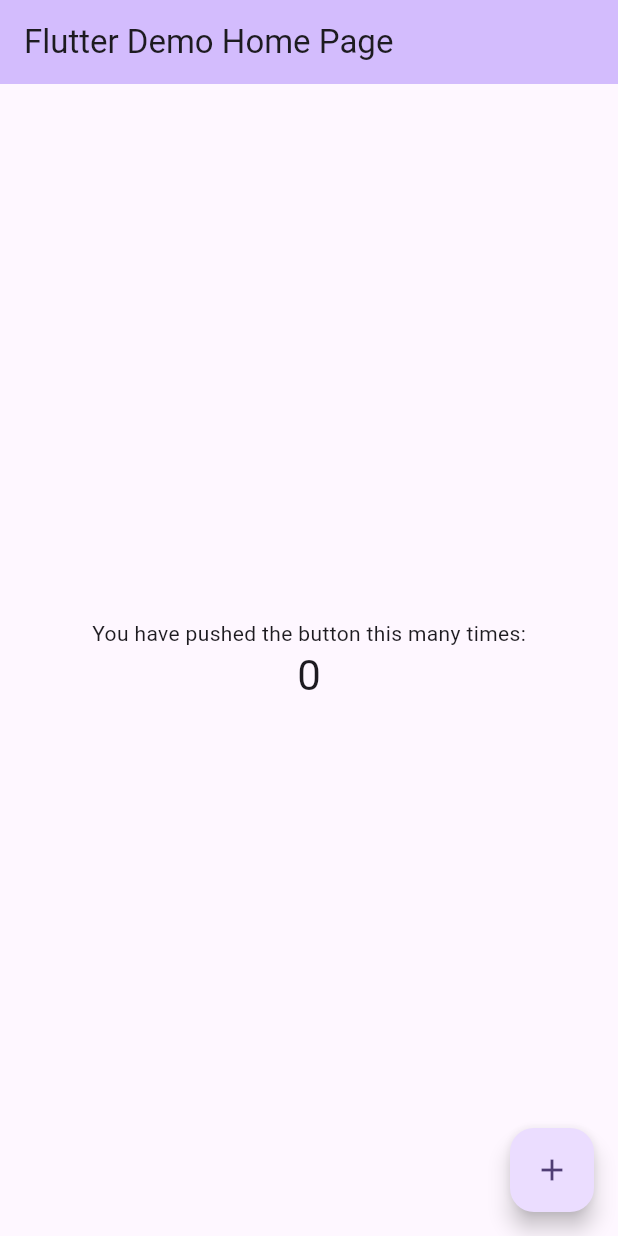
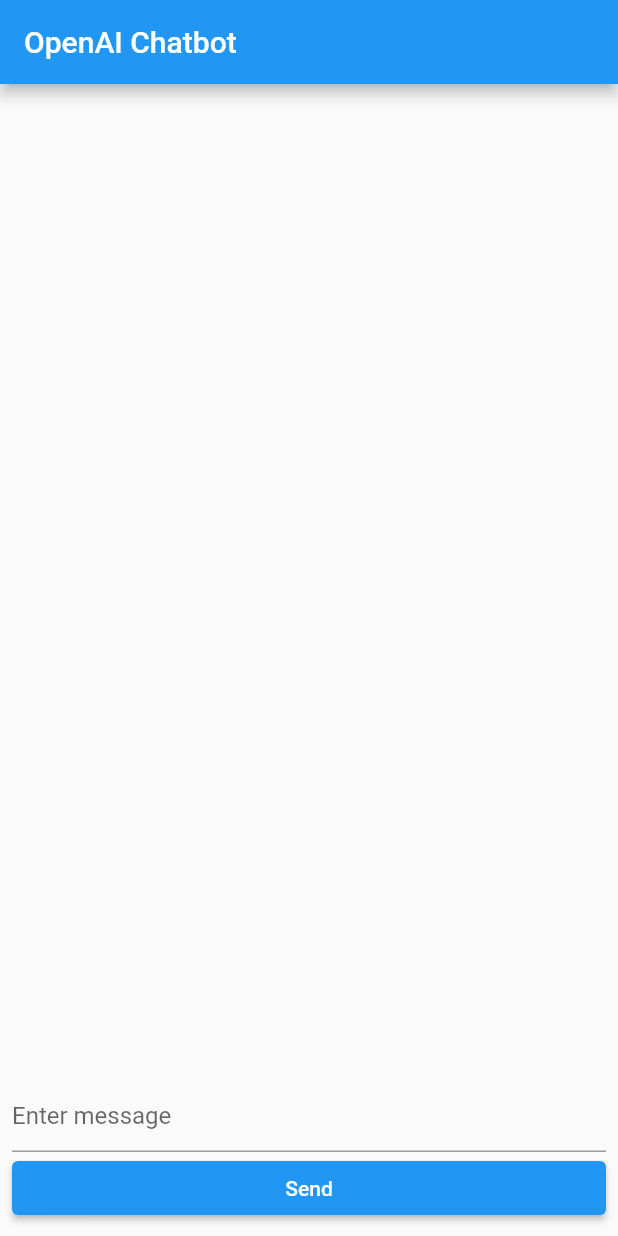
Before and after one commit to pivotCosmos/hooha, a Flutter app: the screen it shows after launch, on a phone screen of 412 x 824 dp. Run offline on Flutter 3.47's test engine with Material 2 defaults, Android fonts, the phone set to English and light mode, and no system bars; our stand-ins replace flutter_dotenv.

Commit message:
chatGPT 테스트

```diff
--- a/lib/main.dart
+++ b/lib/main.dart
@@ -1,125 +1,141 @@
+import 'dart:convert';
 import 'package:flutter/material.dart';
+import 'package:http/http.dart' as http;
+import 'package:flutter_dotenv/flutter_dotenv.dart';
 
-void main() {
+// ignore: non_constant_identifier_names
+String OPENAI_API_KEY = dotenv.env['OPEN_AI_API_KEY']!;
+// ignore: constant_identifier_names
+const String MODEL_ID = 'text-davinci-003';
+
+void main() async {
+  await dotenv.load(fileName: '.env');
   runApp(const MyApp());
 }
 
 class MyApp extends StatelessWidget {
-  const MyApp({super.key});
-
-  // This widget is the root of your application.
+  const MyApp({Key? key}) : super(key: key);
   @override
   Widget build(BuildContext context) {
     return MaterialApp(
-      title: 'Flutter Demo',
+      title: 'OpenAI Chatbot',
       theme: ThemeData(
-        // This is the theme of your application.
-        //
-        // TRY THIS: Try running your application with "flutter run". You'll see
-        // the application has a blue toolbar. Then, without quitting the app,
-        // try changing the seedColor in the colorScheme below to Colors.green
-        // and then invoke "hot reload" (save your changes or press the "hot
-        // reload" button in a Flutter-supported IDE, or press "r" if you used
-        // the command line to start the app).
-        //
-        // Notice that the counter didn't reset back to zero; the application
-        // state is not lost during the reload. To reset the state, use hot
-        // restart instead.
-        //
-        // This works for code too, not just values: Most code changes can be
-        // tested with just a hot reload.
-        colorScheme: ColorScheme.fromSeed(seedColor: Colors.deepPurple),
-        useMaterial3: true,
+        primarySwatch: Colors.blue,
+        visualDensity: VisualDensity.adaptivePlatformDensity,
       ),
-      home: const MyHomePage(title: 'Flutter Demo Home Page'),
+      home: const MyHomePage(title: 'OpenAI Chatbot'),
     );
   }
 }
 
 class MyHomePage extends StatefulWidget {
-  const MyHomePage({super.key, required this.title});
-
-  // This widget is the home page of your application. It is stateful, meaning
-  // that it has a State object (defined below) that contains fields that affect
-  // how it looks.
-
-  // This class is the configuration for the state. It holds the values (in this
-  // case the title) provided by the parent (in this case the App widget) and
-  // used by the build method of the State. Fields in a Widget subclass are
-  // always marked "final".
+  const MyHomePage({Key? key, required this.title}) : super(key: key);
 
   final String title;
 
   @override
-  State<MyHomePage> createState() => _MyHomePageState();
+  // ignore: library_private_types_in_public_api
+  _MyHomePageState createState() => _MyHomePageState();
 }
 
 class _MyHomePageState extends State<MyHomePage> {
-  int _counter = 0;
+  final _textController = TextEditingController();
+  final _messages = <String>[];
 
-  void _incrementCounter() {
+  void _addMessage(String message) {
     setState(() {
-      // This call to setState tells the Flutter framework that something has
-      // changed in this State, which causes it to rerun the build method below
-      // so that the display can reflect the updated values. If we changed
-      // _counter without calling setState(), then the build method would not be
-      // called again, and so nothing would appear to happen.
-      _counter++;
+      _messages.add(message);
     });
+  }
+
+  Future<String> _getAIResponse(String message) async {
+    final response = await http.post(
+      Uri.parse('https://api.openai.com/v1/engines/$MODEL_ID/completions'),
+
+      // Uri.parse('https://api.openai.com/v1/completions'),
+      // Uri.parse('https://api.openai.com/v1/engines/'),
+
+      headers: {
+        'Authorization': 'Bearer $OPENAI_API_KEY',
+        'Content-Type': 'application/json',
+        "model": "text-davinci-003"
+      },
+      body: jsonEncode({
+        'prompt': message,
+        'max_tokens': 1000,
+        'temperature': 0.5,
+        // 'n': 1,
+        // 'stream': false,
+        // 'stop': 'n',
+      }),
+    );
+
+    if (response.statusCode == 200) {
+      final data = jsonDecode(utf8.decode(response.bodyBytes));
+      // ignore: avoid_print
+      print(data);
+      return data['choices'][0]['text'].toString();
+    } else {
+      throw Exception('Failed to generate text');
+    }
+  }
+
+  Future<void> _sendMessage() async {
+    final message = _textController.text.trim();
+    _textController.clear();
+
+    if (message.isNotEmpty) {
+      _addMessage(message);
+
+      try {
+        final aiResponse = await _getAIResponse(message);
+        _addMessage(aiResponse);
+      } catch (e) {
+        _addMessage('Error: ${e.toString()}');
+      }
+    }
   }
 
   @override
   Widget build(BuildContext context) {
-    // This method is rerun every time setState is called, for instance as done
-    // by the _incrementCounter method above.
-    //
-    // The Flutter framework has been optimized to make rerunning build methods
-    // fast, so that you can just rebuild anything that needs updating rather
-    // than having to individually change instances of widgets.
     return Scaffold(
       appBar: AppBar(
-        // TRY THIS: Try changing the color here to a specific color (to
-        // Colors.amber, perhaps?) and trigger a hot reload to see the AppBar
-        // change color while the other colors stay the same.
-        backgroundColor: Theme.of(context).colorScheme.inversePrimary,
-        // Here we take the value from the MyHomePage object that was created by
-        // the App.build method, and use it to set our appbar title.
         title: Text(widget.title),
       ),
-      body: Center(
-        // Center is a layout widget. It takes a single child and positions it
-        // in the middle of the parent.
+      body: Padding(
+        padding: const EdgeInsets.all(8.0),
         child: Column(
-          // Column is also a layout widget. It takes a list of children and
-          // arranges them vertically. By default, it sizes itself to fit its
-          // children horizontally, and tries to be as tall as its parent.
-          //
-          // Column has various properties to control how it sizes itself and
-          // how it positions its children. Here we use mainAxisAlignment to
-          // center the children vertically; the main axis here is the vertical
-          // axis because Columns are vertical (the cross axis would be
-          // horizontal).
-          //
-          // TRY THIS: Invoke "debug painting" (choose the "Toggle Debug Paint"
-          // action in the IDE, or press "p" in the console), to see the
-          // wireframe for each widget.
-          mainAxisAlignment: MainAxisAlignment.center,
-          children: <Widget>[
-            const Text(
-              'You have pushed the button this many times:',
+          crossAxisAlignment: CrossAxisAlignment.stretch,
+          children: [
+            Expanded(
+              child: ListView.builder(
+                itemCount: _messages.length,
+                itemBuilder: (context, index) {
+                  final message = _messages[index];
+                  return Padding(
+                    padding: const EdgeInsets.all(8.0),
+                    child: Text(
+                      message,
+                      style: const TextStyle(fontSize: 18.0),
+                    ),
+                  );
+                },
+              ),
             ),
-            Text(
-              '$_counter',
-              style: Theme.of(context).textTheme.headlineMedium,
+            TextField(
+              controller: _textController,
+              decoration: const InputDecoration(
+                hintText: 'Enter message',
+              ),
+              onSubmitted: (_) => _sendMessage(),
+            ),
+            ElevatedButton(
+              onPressed: _sendMessage,
+              child: const Text('Send'),
             ),
           ],
         ),
       ),
-      floatingActionButton: FloatingActionButton(
-        onPressed: _incrementCounter,
-        tooltip: 'Increment',
-        child: const Icon(Icons.add),
-      ), // This trailing comma makes auto-formatting nicer for build methods.
     );
   }
 }
```
Also changed, not shown: pubspec.yaml (+6 -3 lines), pubspec.lock, 8 other files.
